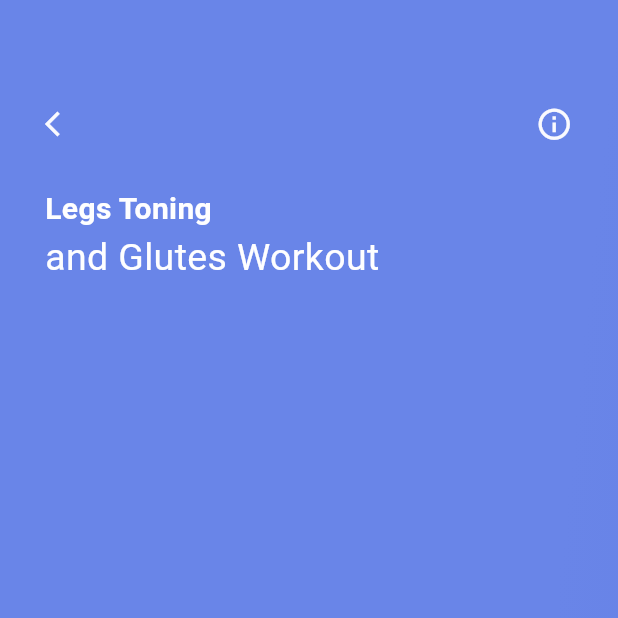
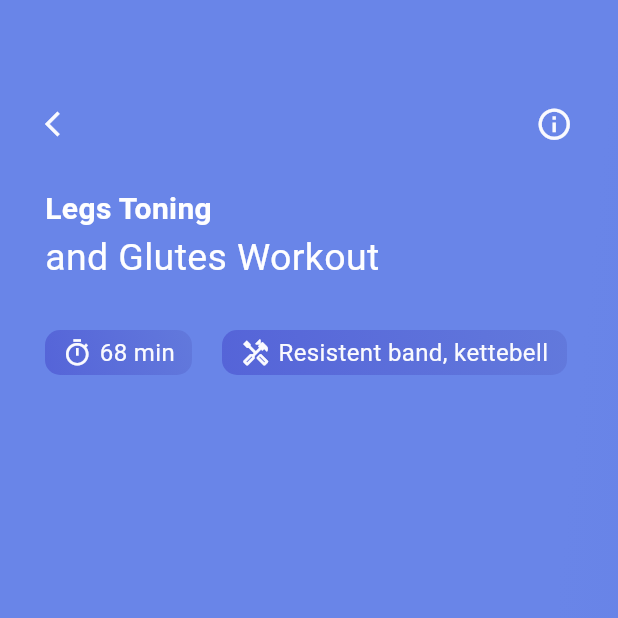
Before and after one commit to Shahin4292/Video-Player, a Flutter app: the VideoInfo screen opened directly, on a phone screen of 412 x 824 dp, the top half of it. Run offline on Flutter 3.47's test engine with Material 3 defaults, Android fonts, the phone set to English and light mode, and no system bars.

```diff
--- a/lib/view/video_info/video_info.dart
+++ b/lib/view/video_info/video_info.dart
@@ -52,8 +52,60 @@ class _VideoInfoState extends State<VideoInfo> {
                     ],
                   ),
                   Row(
+                    spacing: 20,
                     children: [
-                      Container()
+                      Container(
+                        width: 98,
+                        height: 30,
+                        decoration: BoxDecoration(
+                            borderRadius: BorderRadius.circular(10),
+                            gradient: LinearGradient(
+                                colors: [
+                                  AppColor.secondViewContainerGradient1stColor,
+                                  AppColor.secondViewContainerGradient2ndColor
+                                ],
+                                begin: Alignment.bottomLeft,
+                                end: Alignment.topRight)),
+                        child: Row(
+                          crossAxisAlignment: CrossAxisAlignment.center,
+                          mainAxisAlignment: MainAxisAlignment.center,
+                          spacing: 5,
+                          children: [
+                            Icon(Icons.timer_outlined,
+                                color: AppColor.secondViewIconColor, size: 20),
+                            Text("68 min",
+                                style: TextStyle(
+                                    fontSize: 16,
+                                    color: AppColor.secondViewIconColor)),
+                          ],
+                        ),
+                      ),
+                      Container(
+                        width: 230,
+                        height: 30,
+                        decoration: BoxDecoration(
+                            borderRadius: BorderRadius.circular(10),
+                            gradient: LinearGradient(
+                                colors: [
+                                  AppColor.secondViewContainerGradient1stColor,
+                                  AppColor.secondViewContainerGradient2ndColor
+                                ],
+                                begin: Alignment.bottomLeft,
+                                end: Alignment.topRight)),
+                        child: Row(
+                          crossAxisAlignment: CrossAxisAlignment.center,
+                          mainAxisAlignment: MainAxisAlignment.center,
+                          spacing: 5,
+                          children: [
+                            Icon(Icons.handyman_outlined,
+                                color: AppColor.secondViewIconColor, size: 20),
+                            Text("Resistent band, kettebell",
+                                style: TextStyle(
+                                    fontSize: 16,
+                                    color: AppColor.secondViewIconColor)),
+                          ],
+                        ),
+                      ),
                     ],
                   )
                 ],
```
